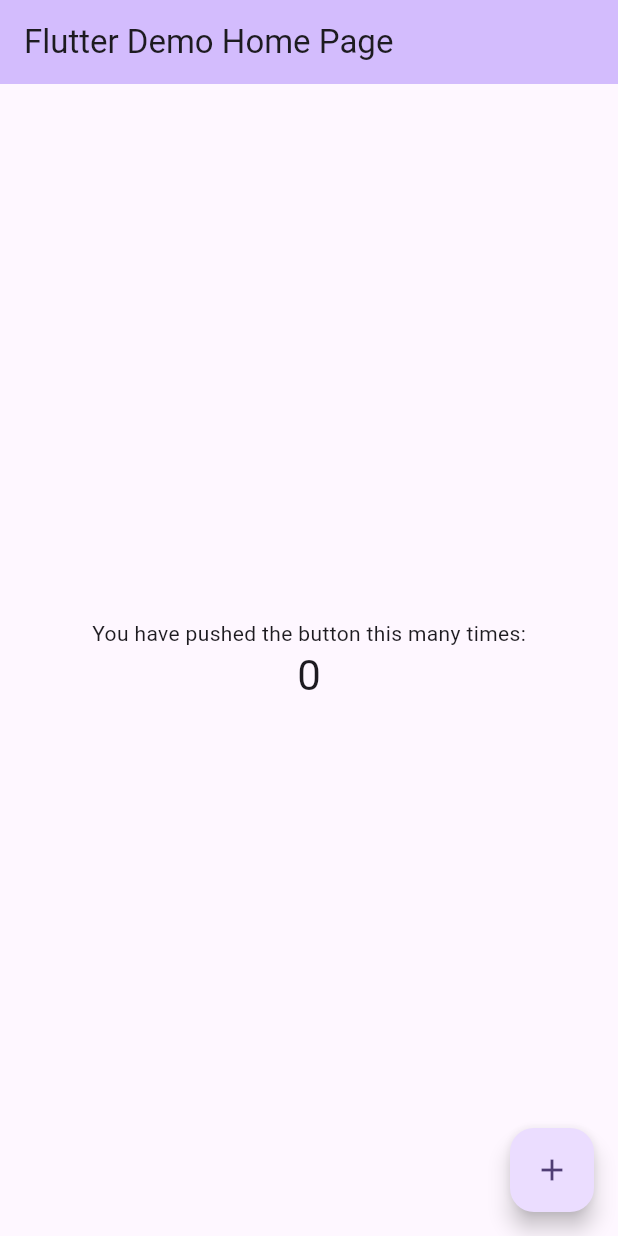
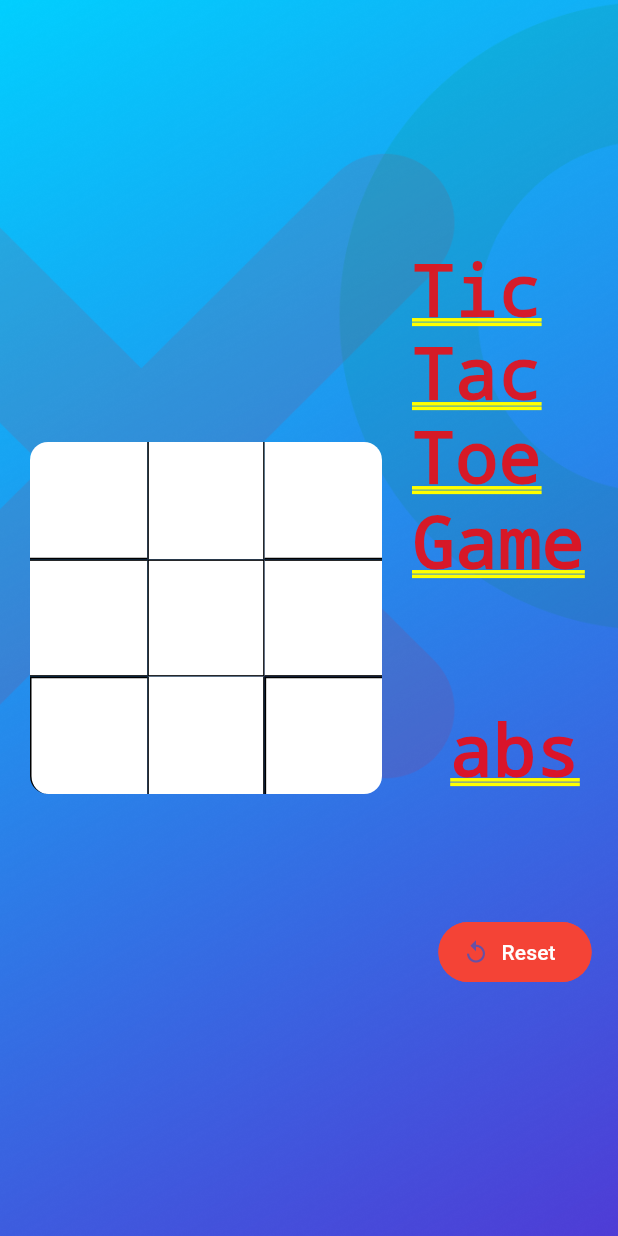
Before and after one commit to TNQT14/TicTacToeGame, a Flutter app: the screen it shows after launch, on a phone screen of 412 x 824 dp. Run offline on Flutter 3.47's test engine with Material 2 defaults, Android fonts, the phone set to English and light mode, and no system bars.

```diff
--- a/lib/main.dart
+++ b/lib/main.dart
@@ -1,4 +1,5 @@
 import 'package:flutter/material.dart';
+import 'package:tictactoe/pages/home.dart';
 
 void main() {
   runApp(const MyApp());
@@ -12,114 +13,12 @@ class MyApp extends StatelessWidget {
   Widget build(BuildContext context) {
     return MaterialApp(
       title: 'Flutter Demo',
+      debugShowCheckedModeBanner: false,
       theme: ThemeData(
-        // This is the theme of your application.
-        //
-        // TRY THIS: Try running your application with "flutter run". You'll see
-        // the application has a blue toolbar. Then, without quitting the app,
-        // try changing the seedColor in the colorScheme below to Colors.green
-        // and then invoke "hot reload" (save your changes or press the "hot
-        // reload" button in a Flutter-supported IDE, or press "r" if you used
-        // the command line to start the app).
-        //
-        // Notice that the counter didn't reset back to zero; the application
-        // state is not lost during the reload. To reset the state, use hot
-        // restart instead.
-        //
-        // This works for code too, not just values: Most code changes can be
-        // tested with just a hot reload.
-        colorScheme: ColorScheme.fromSeed(seedColor: Colors.deepPurple),
+        // colorScheme: ColorScheme.fromSeed(seedColor: Colors.deepPurple),
         useMaterial3: true,
       ),
-      home: const MyHomePage(title: 'Flutter Demo Home Page'),
+      home: const HomePage(),
     );
   }
 }
-
-class MyHomePage extends StatefulWidget {
-  const MyHomePage({super.key, required this.title});
-
-  // This widget is the home page of your application. It is stateful, meaning
-  // that it has a State object (defined below) that contains fields that affect
-  // how it looks.
-
-  // This class is the configuration for the state. It holds the values (in this
-  // case the title) provided by the parent (in this case the App widget) and
-  // used by the build method of the State. Fields in a Widget subclass are
-  // always marked "final".
-
-  final String title;
-
-  @override
-  State<MyHomePage> createState() => _MyHomePageState();
-}
-
-class _MyHomePageState extends State<MyHomePage> {
-  int _counter = 0;
-
-  void _incrementCounter() {
-    setState(() {
-      // This call to setState tells the Flutter framework that something has
-      // changed in this State, which causes it to rerun the build method below
-      // so that the display can reflect the updated values. If we changed
-      // _counter without calling setState(), then the build method would not be
-      // called again, and so nothing would appear to happen.
-      _counter++;
-    });
-  }
-
-  @override
-  Widget build(BuildContext context) {
-    // This method is rerun every time setState is called, for instance as done
-    // by the _incrementCounter method above.
-    //
-    // The Flutter framework has been optimized to make rerunning build methods
-    // fast, so that you can just rebuild anything that needs updating rather
-    // than having to individually change instances of widgets.
-    return Scaffold(
-      appBar: AppBar(
-        // TRY THIS: Try changing the color here to a specific color (to
-        // Colors.amber, perhaps?) and trigger a hot reload to see the AppBar
-        // change color while the other colors stay the same.
-        backgroundColor: Theme.of(context).colorScheme.inversePrimary,
-        // Here we take the value from the MyHomePage object that was created by
-        // the App.build method, and use it to set our appbar title.
-        title: Text(widget.title),
-      ),
-      body: Center(
-        // Center is a layout widget. It takes a single child and positions it
-        // in the middle of the parent.
-        child: Column(
-          // Column is also a layout widget. It takes a list of children and
-          // arranges them vertically. By default, it sizes itself to fit its
-          // children horizontally, and tries to be as tall as its parent.
-          //
-          // Column has various properties to control how it sizes itself and
-          // how it positions its children. Here we use mainAxisAlignment to
-          // center the children vertically; the main axis here is the vertical
-          // axis because Columns are vertical (the cross axis would be
-          // horizontal).
-          //
-          // TRY THIS: Invoke "debug painting" (choose the "Toggle Debug Paint"
-          // action in the IDE, or press "p" in the console), to see the
-          // wireframe for each widget.
-          mainAxisAlignment: MainAxisAlignment.center,
-          children: <Widget>[
-            const Text(
-              'You have pushed the button this many times:',
-            ),
-            Text(
-              '$_counter',
-              style: Theme.of(context).textTheme.headlineMedium,
-            ),
-          ],
-        ),
-      ),
-      floatingActionButton: FloatingActionButton(
-        onPressed: _incrementCounter,
-        tooltip: 'Increment',
-        child: const Icon(Icons.add),
-      ), // This trailing comma makes auto-formatting nicer for build methods.
-    );
-  }
-}
--- /dev/null
+++ b/lib/pages/home.dart
@@ -0,0 +1,36 @@
+import 'package:flutter/cupertino.dart';
+import 'package:flutter/material.dart';
+import 'package:tictactoe/pages/web_view/web.dart';
+
+import 'mobile_view/mobile.dart';
+
+class HomePage extends StatefulWidget {
+  const HomePage({super.key});
+
+  @override
+  State<HomePage> createState() => _HomePageState();
+}
+
+class _HomePageState extends State<HomePage> {
+  @override
+  Widget build(BuildContext context) {
+    return LayoutBuilder(builder: (context, constraints)
+    {
+      if(constraints.maxWidth<600){
+        return MobileScreen(
+          height: constraints.minHeight,
+          wight: constraints.maxWidth,
+          mgs: "abs",
+          isMe: true,
+        );
+      }
+      return WebScreen(
+        height: constraints.minHeight,
+        wight: constraints.maxWidth,
+        mgs: "abs",
+        isMe: true,
+      );
+    }
+    );
+  }
+}
--- /dev/null
+++ b/lib/pages/mobile_view/mobile.dart
@@ -0,0 +1,60 @@
+import 'package:flutter/material.dart';
+import 'package:tictactoe/constants/asset_constants.dart';
+
+import '../../widget/button_widget.dart';
+import '../../widget/grid_widget.dart';
+class MobileScreen extends StatelessWidget {
+  final List<int>? tiles;
+  final double height;
+  final double wight;
+  final String mgs;
+  final bool isMe;
+  const MobileScreen({
+    super.key,
+    this.tiles,
+    required this.height,
+    required this.wight,
+    required this.mgs,
+    required this.isMe
+  });
+
+  @override
+  Widget build(BuildContext context) {
+    return Container(
+      width: wight,
+      height: height,
+      decoration: const BoxDecoration(
+        image: DecorationImage(
+          image: AssetImage(backGround),
+          fit: BoxFit.cover
+        )
+      ),
+      child: Row(
+        children: [
+          Flexible(
+            child: gridWidget(),
+            flex: 2,
+          ),
+          Flexible(
+            flex: 1,
+            child: Column(
+              mainAxisAlignment: MainAxisAlignment.center,
+              crossAxisAlignment: CrossAxisAlignment.center,
+              children: <Widget>[
+                const Spacer(),
+                const Spacer(),
+                Text("Tic Tac Toe Game"),
+                const Spacer(),
+                Text(mgs),
+                const Spacer(),
+                buttonWidget(context),
+                const Spacer(),
+                const Spacer(),
+              ],
+            ),
+          ),
+        ],
+      ),
+    );
+  }
+}
--- /dev/null
+++ b/lib/widget/button_widget.dart
@@ -0,0 +1,19 @@
+import 'package:flutter/material.dart';
+
+OutlinedButton buttonWidget(BuildContext context){
+  return OutlinedButton.icon(onPressed: (){},
+      icon: const Icon(Icons.replay),
+      label: Text("Reset",
+        style: TextStyle(
+          color: Colors.white,
+        ),
+      ),
+    style: ElevatedButton.styleFrom(
+      backgroundColor: Colors.red,
+      side: const BorderSide(width: 2.0, color: Colors.red),
+      shape: RoundedRectangleBorder(
+        borderRadius: BorderRadius.circular(32.0),
+      )
+    ),
+  );
+}
--- /dev/null
+++ b/lib/widget/grid_widget.dart
@@ -0,0 +1,22 @@
+import 'package:flutter/material.dart';
+
+import 'boderFun.dart';
+
+Widget gridWidget(){
+  return GridView.count(
+    primary: false,
+    physics: const NeverScrollableScrollPhysics(),
+    padding: const EdgeInsets.all(20),
+    crossAxisSpacing: 0,
+    mainAxisSpacing: 0,
+    crossAxisCount: 3,
+    shrinkWrap: true,
+    children: <Widget>[
+      for(int i = 0; i<= 8; i++)
+        Container(
+          padding: const EdgeInsets.all(8),
+          decoration: boderFun(i),
+        ),
+    ],
+  );
+}
--- a/pubspec.yaml
+++ b/pubspec.yaml
@@ -52,14 +52,14 @@ dev_dependencies:
 
 # The following section is specific to Flutter packages.
 flutter:
-
   # The following line ensures that the Material Icons font is
   # included with your application, so that you can use the icons in
   # the material Icons class.
   uses-material-design: true
 
   # To add assets to your application, add an assets section, like this:
-  # assets:
+  assets:
+    - assets/icons/bg.png
   #   - images/a_dot_burr.jpeg
   #   - images/a_dot_ham.jpeg
 
```
Also changed, not shown: lib/pages/web_view/web.dart (added, +46 -0 lines), lib/widget/boderFun.dart (added, +82 -0 lines).
